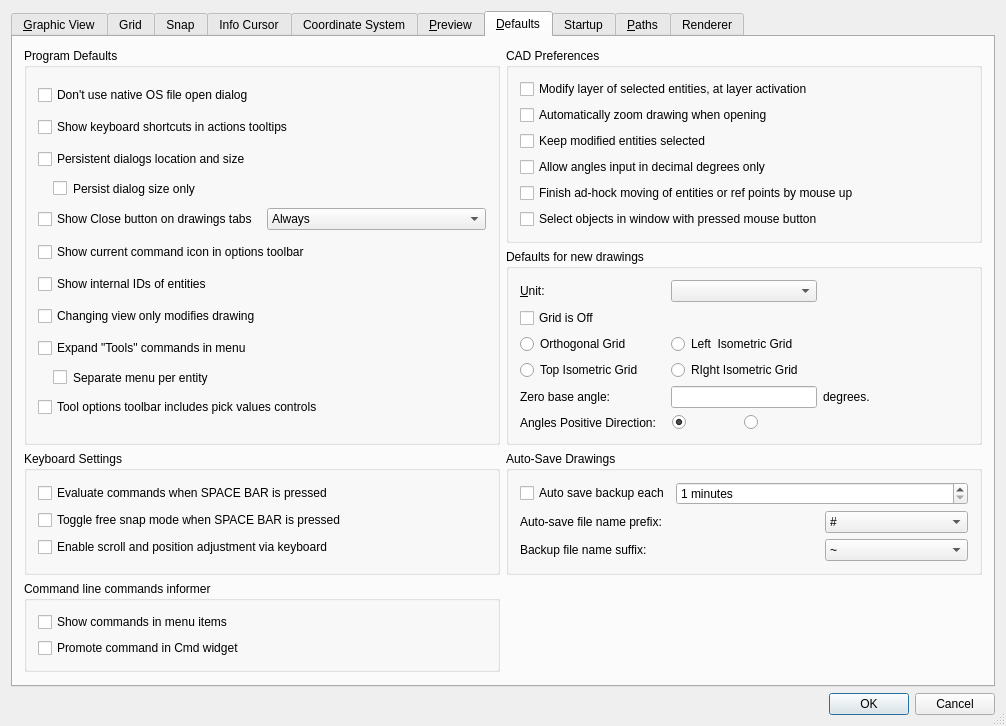
This is librecad/src/ui/dialogs/settings/options_general/qg_dlgoptionsgeneral.ui in LibreCAD/LibreCAD as Qt 5 draws it before an edit. The edited form follows.
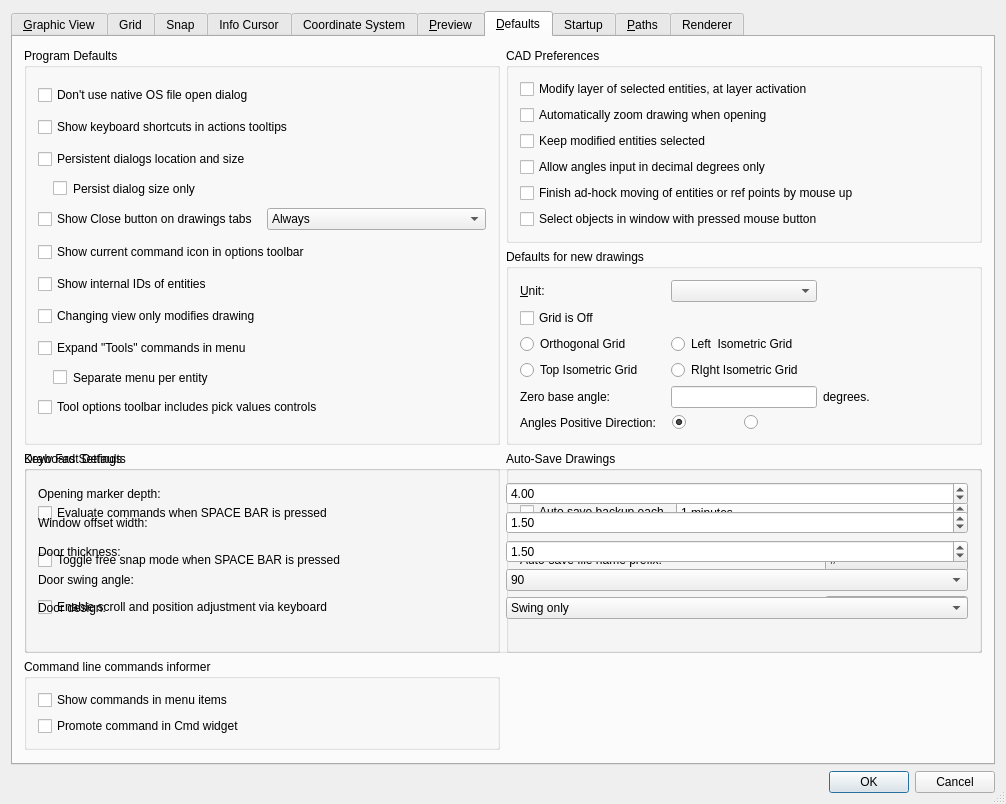
This is the edited form. The open tabs and pages were chosen to show the change. Icons and pictures are not drawn. Custom widgets are drawn as their Qt base class.

Commit message:
Add Draw Fast wall-layout tool with architectural input and soft polar snap (#2592)
* Add Direct Line action

* Add Draw Fast action

* Refine Draw Fast symbol workflows

* Refine Draw Fast symbol workflows

* Add architectural parsing for Draw Fast

* Add Draw Fast door display options

* Add Draw Fast door display options

* Fix angle snap before first point

* Add soft angle snap option

* Document Draw Fast and finalize snap UI

* Fix Draw Fast 45 degree door geometry

* Improve Draw Fast integration

* Refine Draw Fast interactions

* Address Draw Fast review feedback

---------

```diff
--- a/librecad/src/ui/dialogs/settings/options_general/qg_dlgoptionsgeneral.ui
+++ b/librecad/src/ui/dialogs/settings/options_general/qg_dlgoptionsgeneral.ui
@@ -5560,6 +5560,163 @@
          </layout>
         </widget>
        </item>
+       <item row="3" column="0" colspan="2">
+        <widget class="QGroupBox" name="groupBoxDrawFast">
+         <property name="title">
+          <string>Draw Fast Defaults</string>
+         </property>
+         <layout class="QGridLayout" name="gridLayoutDrawFast">
+          <item row="0" column="0">
+           <widget class="QLabel" name="labelDrawFastOpeningDepth">
+            <property name="text">
+             <string>Opening marker depth:</string>
+            </property>
+           </widget>
+          </item>
+          <item row="0" column="1">
+           <widget class="QDoubleSpinBox" name="sbDrawFastOpeningDepth">
+            <property name="toolTip">
+             <string>Length of the perpendicular tick marks drawn on each side of a wall opening (Draw Fast 'o' / 'opening' command).</string>
+            </property>
+            <property name="minimum">
+             <double>0.010000000000000</double>
+            </property>
+            <property name="maximum">
+             <double>99999.000000000000000</double>
+            </property>
+            <property name="decimals">
+             <number>2</number>
+            </property>
+            <property name="singleStep">
+             <double>1.000000000000000</double>
+            </property>
+            <property name="value">
+             <double>4.000000000000000</double>
+            </property>
+           </widget>
+          </item>
+          <item row="1" column="0">
+           <widget class="QLabel" name="labelDrawFastWindowOffsetWidth">
+            <property name="text">
+             <string>Window offset width:</string>
+            </property>
+           </widget>
+          </item>
+          <item row="1" column="1">
+           <widget class="QDoubleSpinBox" name="sbDrawFastWindowOffsetWidth">
+            <property name="toolTip">
+             <string>Distance between the wall line and the inner window line in Draw Fast window mode ('w' / 'window' command).</string>
+            </property>
+            <property name="minimum">
+             <double>0.010000000000000</double>
+            </property>
+            <property name="maximum">
+             <double>99999.000000000000000</double>
+            </property>
+            <property name="decimals">
+             <number>2</number>
+            </property>
+            <property name="singleStep">
+             <double>0.250000000000000</double>
+            </property>
+            <property name="value">
+             <double>1.500000000000000</double>
+            </property>
+           </widget>
+          </item>
+          <item row="2" column="0">
+           <widget class="QLabel" name="labelDrawFastDoorThickness">
+            <property name="text">
+             <string>Door thickness:</string>
+            </property>
+           </widget>
+          </item>
+          <item row="2" column="1">
+           <widget class="QDoubleSpinBox" name="sbDrawFastDoorThickness">
+            <property name="toolTip">
+             <string>Thickness of the door slab in Draw Fast door mode. Set to 0 for a single-line door leaf.</string>
+            </property>
+            <property name="minimum">
+             <double>0.000000000000000</double>
+            </property>
+            <property name="maximum">
+             <double>9999.000000000000000</double>
+            </property>
+            <property name="decimals">
+             <number>2</number>
+            </property>
+            <property name="singleStep">
+             <double>0.250000000000000</double>
+            </property>
+            <property name="value">
+             <double>1.500000000000000</double>
+            </property>
+           </widget>
+          </item>
+          <item row="3" column="0">
+           <widget class="QLabel" name="labelDrawFastDoorSwingAngle">
+            <property name="text">
+             <string>Door swing angle:</string>
+            </property>
+           </widget>
+          </item>
+          <item row="3" column="1">
+           <widget class="QComboBox" name="cbDrawFastDoorSwingAngle">
+            <property name="toolTip">
+             <string>Arc sweep angle for the door swing in Draw Fast door mode. 90 degrees draws a quarter-circle; 45 degrees draws a shallower arc.</string>
+            </property>
+            <item>
+             <property name="text">
+              <string>90</string>
+             </property>
+            </item>
+            <item>
+             <property name="text">
+              <string>45</string>
+             </property>
+            </item>
+           </widget>
+          </item>
+          <item row="4" column="0">
+           <widget class="QLabel" name="labelDrawFastDoorDesign">
+            <property name="text">
+             <string>Door design:</string>
+            </property>
+           </widget>
+          </item>
+          <item row="4" column="1">
+           <widget class="QComboBox" name="cbDrawFastDoorDesign">
+            <property name="toolTip">
+             <string>Door symbol style. 'Swing only' draws the leaf and arc. 'Swing with opening line' also draws a straight line across the full door opening.</string>
+            </property>
+            <item>
+             <property name="text">
+              <string>Swing only</string>
+             </property>
+            </item>
+            <item>
+             <property name="text">
+              <string>Swing with opening line</string>
+             </property>
+            </item>
+           </widget>
+          </item>
+          <item row="5" column="0" colspan="2">
+           <spacer name="spacerDrawFastH">
+            <property name="orientation">
+             <enum>Qt::Horizontal</enum>
+            </property>
+            <property name="sizeHint" stdset="0">
+             <size>
+              <width>40</width>
+              <height>20</height>
+             </size>
+            </property>
+           </spacer>
+          </item>
+         </layout>
+        </widget>
+       </item>
       </layout>
      </widget>
      <widget class="QWidget" name="tabStartup">
```
Left out of the diff: 46 changed lines with no effect on the pictures. The commit also changes 20 other files.
